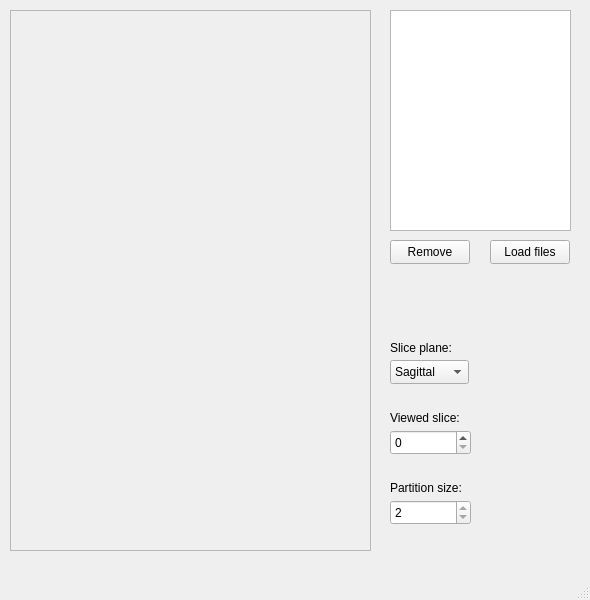
Old version of the form src/mainwindow.ui in the repository egor79k/vertical_stitching.
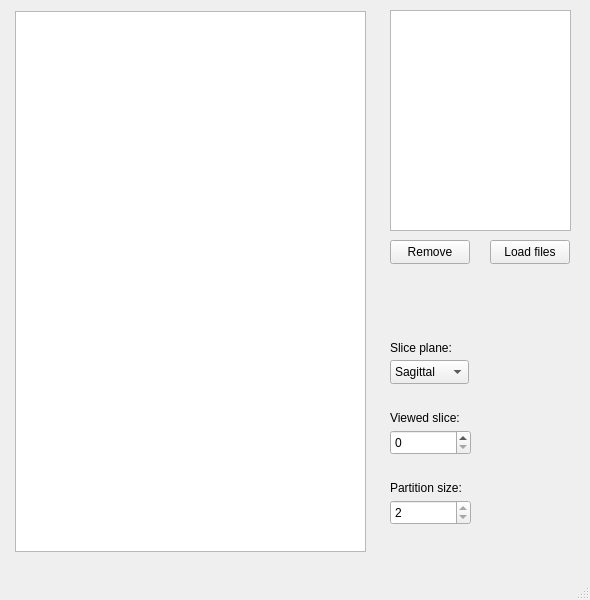
New version of the form.

Commit message: Slice display changed from QLabel to QGraphicsView

```diff
--- a/src/mainwindow.ui
+++ b/src/mainwindow.ui
@@ -59,25 +59,6 @@
      <string>Viewed slice:</string>
     </property>
    </widget>
-   <widget class="QLabel" name="display">
-    <property name="geometry">
-     <rect>
-      <x>10</x>
-      <y>10</y>
-      <width>361</width>
-      <height>541</height>
-     </rect>
-    </property>
-    <property name="frameShape">
-     <enum>QFrame::StyledPanel</enum>
-    </property>
-    <property name="frameShadow">
-     <enum>QFrame::Sunken</enum>
-    </property>
-    <property name="text">
-     <string/>
-    </property>
-   </widget>
    <widget class="QSpinBox" name="partitionSpinBox">
     <property name="geometry">
      <rect>
@@ -180,6 +161,16 @@
      <string>Remove</string>
     </property>
    </widget>
+   <widget class="QGraphicsView" name="graphicsView">
+    <property name="geometry">
+     <rect>
+      <x>15</x>
+      <y>11</y>
+      <width>351</width>
+      <height>541</height>
+     </rect>
+    </property>
+   </widget>
   </widget>
   <widget class="QMenuBar" name="menubar">
    <property name="geometry">
```
The commit also changes 2 other files.
